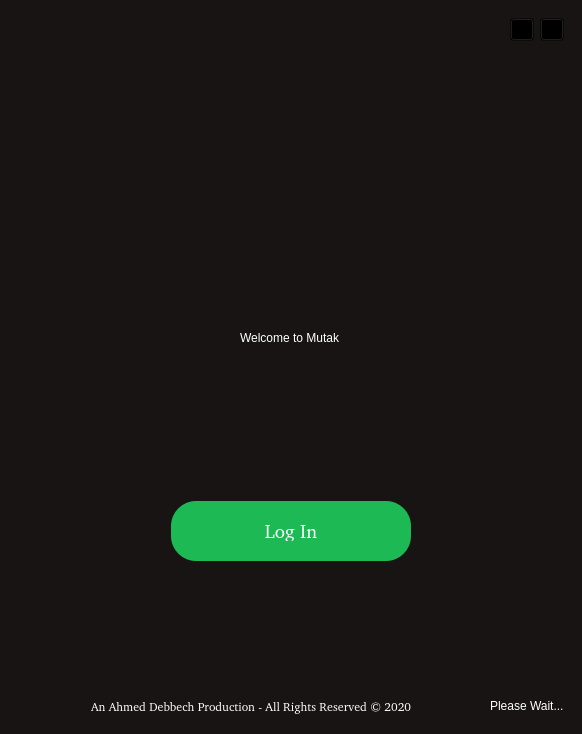
Qt form mutak/mainwindow.ui (ahmed-debbech/mutak) before a commit.
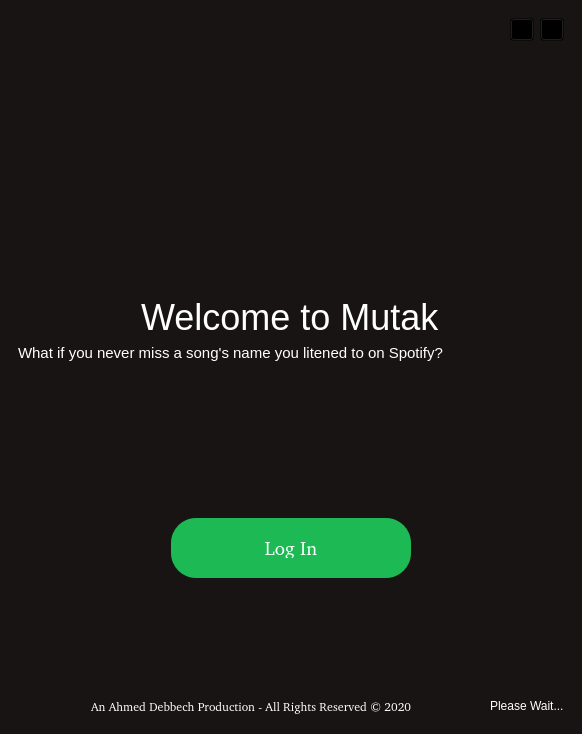
The same form after that commit.

Commit message: Enhance fonts

The edit to the form file:
```diff
--- a/mutak/mainwindow.ui
+++ b/mutak/mainwindow.ui
@@ -153,14 +153,33 @@
            </sizepolicy>
           </property>
           <property name="styleSheet">
-           <string notr="true">color: white;
-font: bold 36pt  '://resources/fonts/Gotham-UltraItalic.otf';</string>
+           <string notr="true">
+color: white;
+font-style: '://resources/fonts/Gotham-Black.otf';
+font-family: 'Gotham';
+font-size: 36px;</string>
           </property>
           <property name="text">
            <string>Welcome to Mutak</string>
           </property>
          </widget>
         </item>
+        <item>
+         <widget class="QLabel" name="label_6">
+          <property name="styleSheet">
+           <string notr="true">#label_6{
+color: white;
+font-style: '://resources/fonts/Gotham-Thin.otf';
+font-family: 'Gotham';
+font-size: 15px;
+qproperty-alignment: AlignCenter;
+}</string>
+          </property>
+          <property name="text">
+           <string>What if you never miss a song's name you litened to on Spotify?</string>
+          </property>
+         </widget>
+        </item>
         <item>
          <spacer name="verticalSpacer_2">
           <property name="orientation">
```
Left out of the diff: 33 changed lines with no effect on the pictures. The commit also changes 1 other file.
